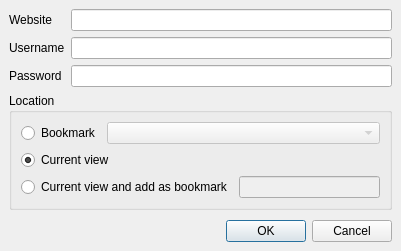
Old version of the form editors/merkaartor/DownloadMapDialog.ui in the repository openstreetmap/svn-archive.
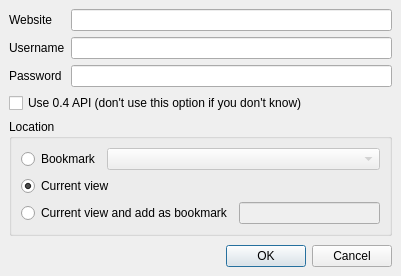
New version of the form.

Commit message: ADD : download with 0.4 API

```diff
--- a/editors/merkaartor/DownloadMapDialog.ui
+++ b/editors/merkaartor/DownloadMapDialog.ui
@@ -6,7 +6,7 @@
     <x>0</x>
     <y>0</y>
     <width>401</width>
-    <height>251</height>
+    <height>276</height>
    </rect>
   </property>
   <property name="windowTitle" >
@@ -59,6 +59,13 @@
      </item>
     </layout>
    </item>
+   <item>
+    <widget class="QCheckBox" name="Use04Api" >
+     <property name="text" >
+      <string>Use 0.4 API (don't use this option if you don't know)</string>
+     </property>
+    </widget>
+   </item>
    <item>
     <widget class="QGroupBox" name="groupBox" >
      <property name="title" >
@@ -147,7 +154,7 @@
      </property>
      <property name="sizeHint" >
       <size>
-       <width>20</width>
+       <width>383</width>
        <height>16</height>
       </size>
      </property>
```
The commit also changes 5 other files.
